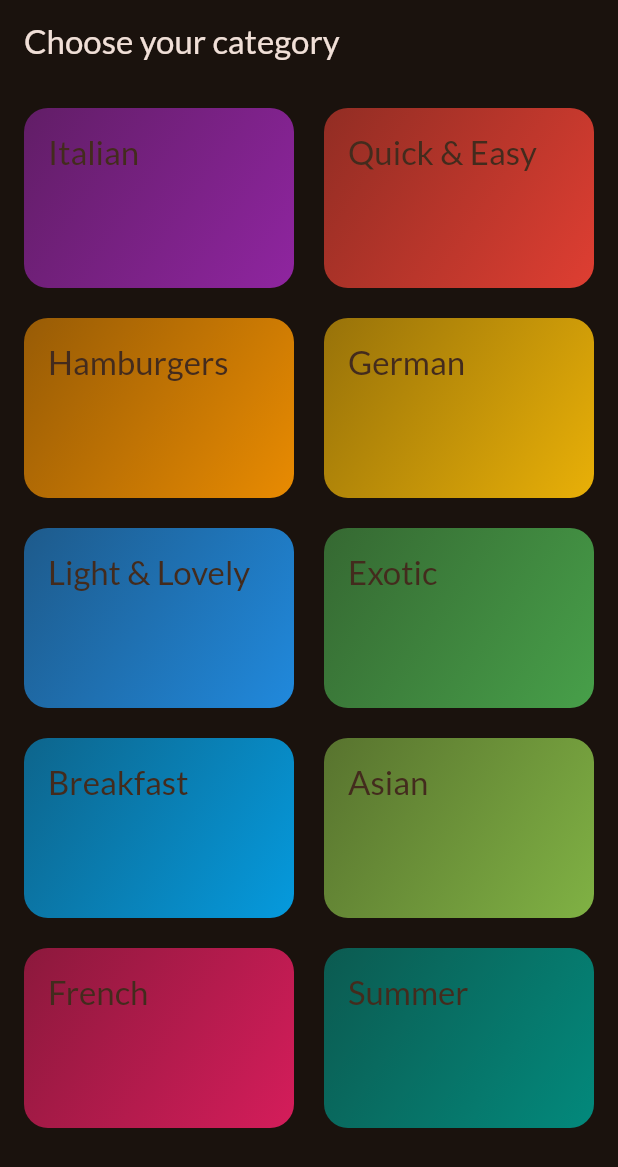
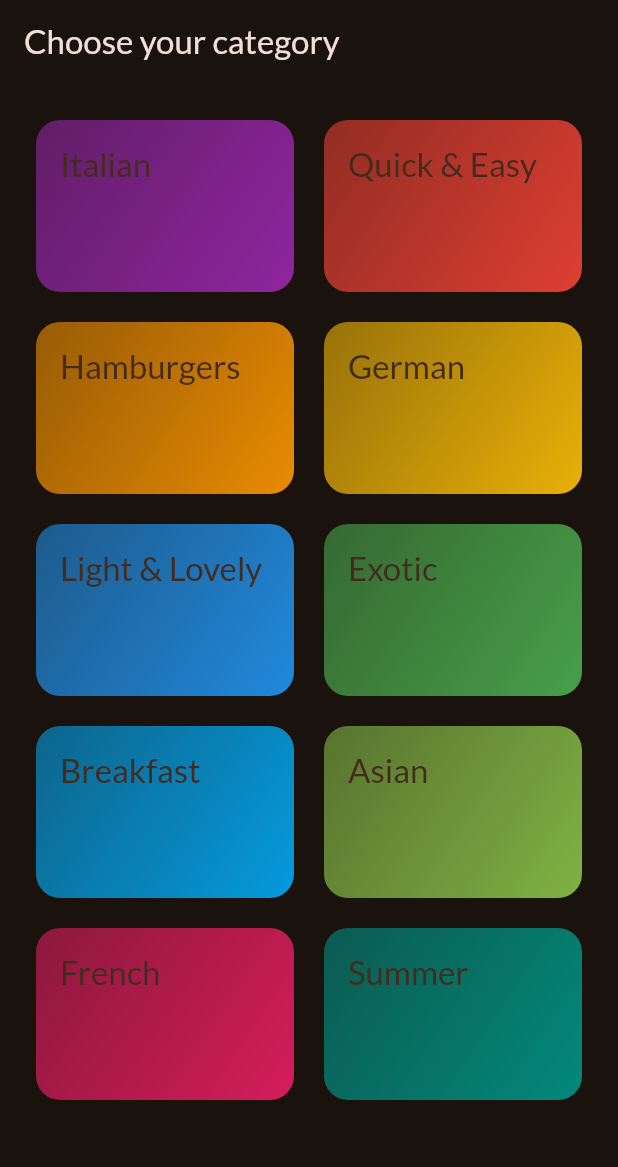
Before and after one commit to Adilkhan25/meals_app, a Flutter app: the screen it shows after launch, on a phone screen of 412 x 824 dp. Shown: the top 1167 px of the screen. Run offline on Flutter 3.47's test engine with Material 3 defaults, Android fonts, the phone set to English and light mode, and no system bars; our stand-ins replace google_fonts.

```diff
--- a/lib/screens/categories.dart
+++ b/lib/screens/categories.dart
@@ -28,7 +28,7 @@ class CategoryScreen extends StatelessWidget {
         title: const Text('Choose your category'),
       ),
       body: GridView(
-        padding: const EdgeInsets.all(16),
+        padding: const EdgeInsets.all(24),
         gridDelegate: const SliverGridDelegateWithFixedCrossAxisCount(
             crossAxisCount: 2,
             childAspectRatio: 3 / 2,
```
Also changed, not shown: lib/widgets/meal_item.dart (+10 -1 lines).
